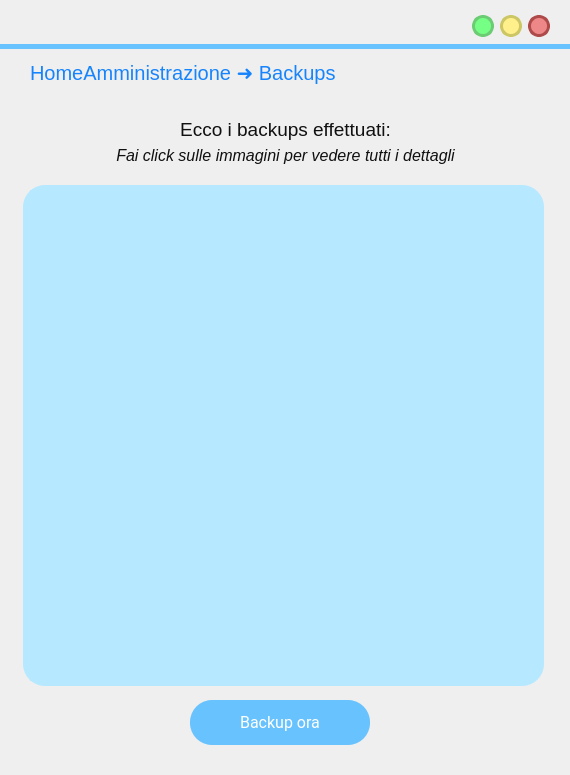
Above: frontend/ui/VistaBackup.ui from MrPio/MuseoOmero before the change. Below: the same form after it.
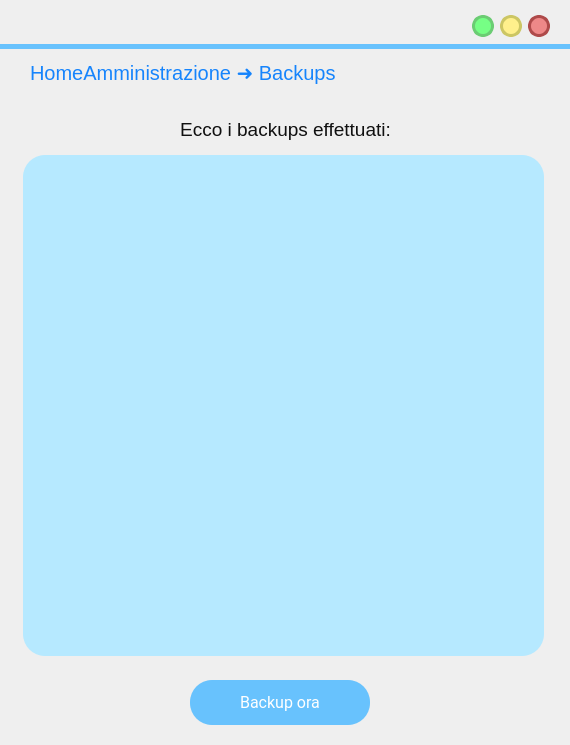
That is the form after the change. Icons and pictures are not drawn.

Commit message: Backup Completati e migliorati!

```diff
--- a/frontend/ui/VistaBackup.ui
+++ b/frontend/ui/VistaBackup.ui
@@ -7,7 +7,7 @@
     <x>0</x>
     <y>0</y>
     <width>570</width>
-    <height>775</height>
+    <height>745</height>
    </rect>
   </property>
   <property name="windowTitle">
@@ -243,35 +243,6 @@
      <string>HomeAmministrazione ➜ Backups</string>
     </property>
    </widget>
-   <widget class="QLabel" name="titoloLabel_3">
-    <property name="geometry">
-     <rect>
-      <x>20</x>
-      <y>140</y>
-      <width>531</width>
-      <height>31</height>
-     </rect>
-    </property>
-    <property name="layoutDirection">
-     <enum>Qt::RightToLeft</enum>
-    </property>
-    <property name="styleSheet">
-     <string notr="true">left: 802px;
-top: 386px;
-width: 307px;
-height: 19px;
-color: rgba(16, 16, 16);
-background-color: rgba(255, 255, 255,0);
-
-</string>
-    </property>
-    <property name="text">
-     <string>&lt;html&gt;&lt;head/&gt;&lt;body&gt;&lt;p&gt;&lt;span style=&quot; font-size:12pt; font-style:italic;&quot;&gt;Fai click sulle immagini per vedere tutti i dettagli&lt;/span&gt;&lt;/p&gt;&lt;/body&gt;&lt;/html&gt;</string>
-    </property>
-    <property name="alignment">
-     <set>Qt::AlignCenter</set>
-    </property>
-   </widget>
    <widget class="QLabel" name="titoloLabel">
     <property name="geometry">
      <rect>
@@ -304,7 +275,7 @@
     <property name="geometry">
      <rect>
       <x>190</x>
-      <y>700</y>
+      <y>680</y>
       <width>180</width>
       <height>45</height>
      </rect>
@@ -367,7 +338,7 @@
     <property name="geometry">
      <rect>
       <x>23</x>
-      <y>185</y>
+      <y>155</y>
       <width>521</width>
       <height>501</height>
      </rect>
@@ -407,9 +378,9 @@
    <widget class="QScrollArea" name="scrollArea">
     <property name="geometry">
      <rect>
-      <x>30</x>
-      <y>190</y>
-      <width>501</width>
+      <x>65</x>
+      <y>160</y>
+      <width>430</width>
       <height>491</height>
      </rect>
     </property>
@@ -533,7 +504,7 @@
       <rect>
        <x>0</x>
        <y>0</y>
-       <width>501</width>
+       <width>430</width>
        <height>491</height>
       </rect>
      </property>
```
Left out of the diff: 55 changed lines with no effect on the pictures. The commit also changes 54 other files.
